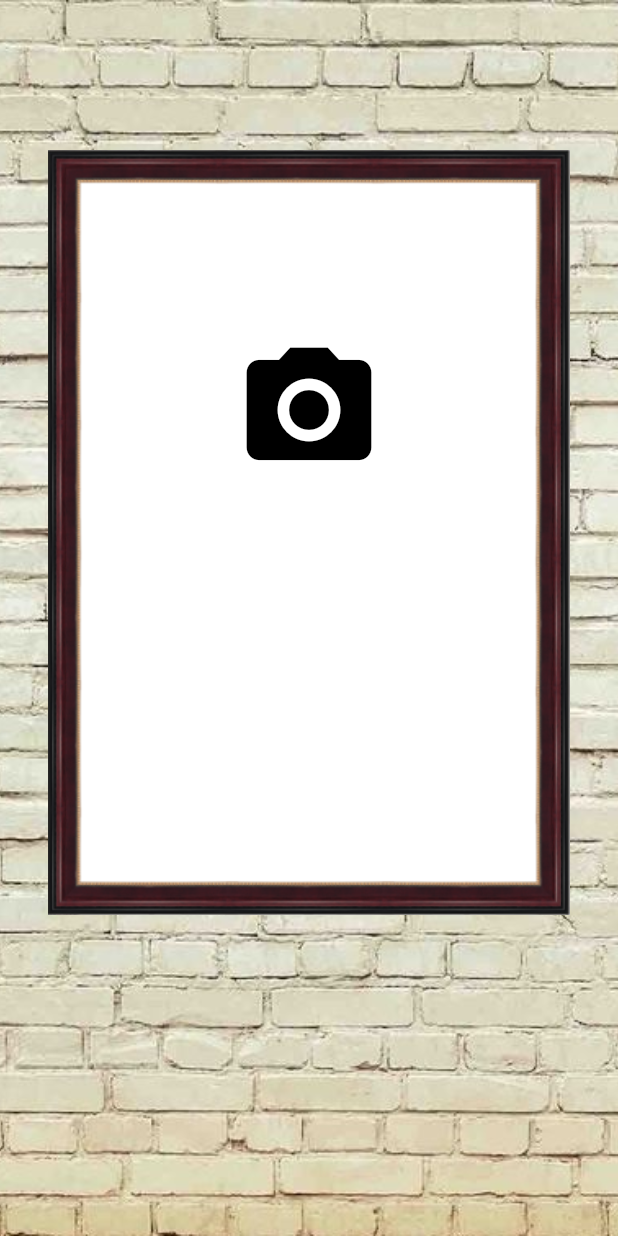
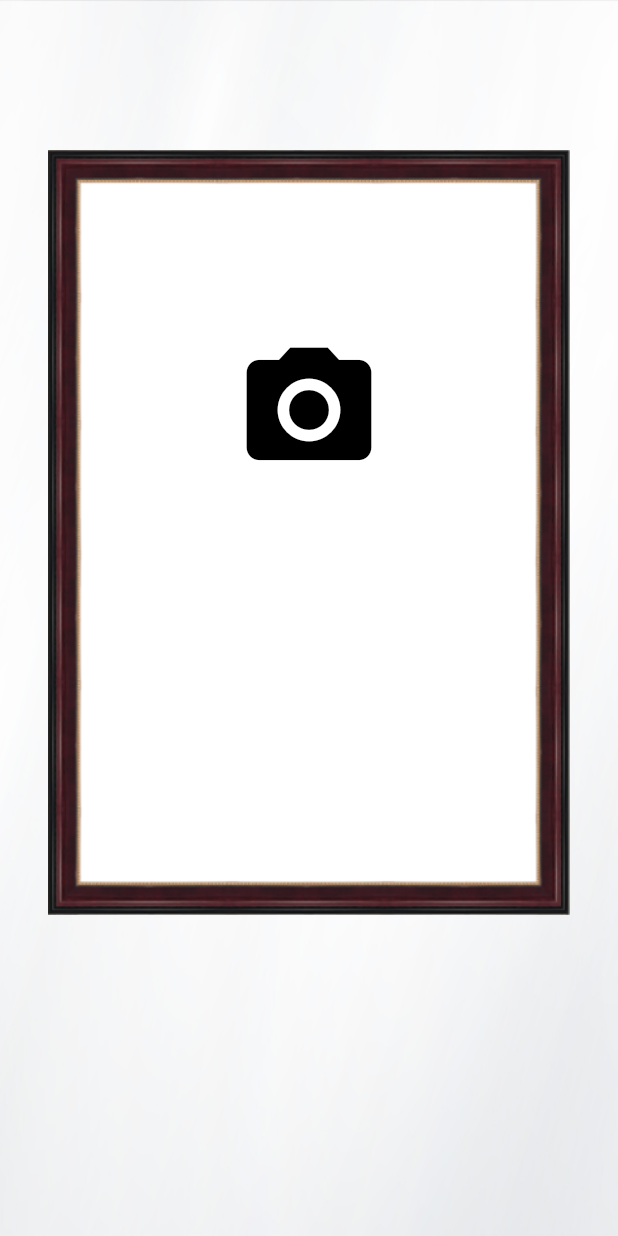
Before and after one commit to sw-woo/Flutter_tflite_classfication_songdo, a Flutter app: the screen it shows after launch, on a phone screen of 412 x 824 dp. Run offline on Flutter 3.47's test engine with Material 2 defaults, Android fonts, the phone set to English and light mode, and no system bars; our stand-ins replace image_picker; missing offline and left inert: google_mlkit_image_labeling.

Commit message:
최신 패키지로 수정

```diff
--- a/lib/main.dart
+++ b/lib/main.dart
@@ -2,8 +2,10 @@ import 'dart:io';
 import 'package:flutter/cupertino.dart';
 import 'package:flutter/material.dart';
 import 'package:google_mlkit_image_labeling/google_mlkit_image_labeling.dart';
-
 import 'package:image_picker/image_picker.dart';
+import 'package:flutter/services.dart';
+import 'package:path/path.dart';
+import 'package:path_provider/path_provider.dart';
 
 void main() {
   runApp(MyHomePage());
@@ -20,17 +22,15 @@ class _MyHomePageState extends State<MyHomePage> {
   File? _image;
   String result = '';
 
-  //TODO declare ImageLabeler
+  //TODO ImageLabeler 선언
   dynamic imageLabeler;
   @override
   void initState() {
-    // TODO: implement initState
+    // TODO: initState 생성
     super.initState();
     imagePicker = ImagePicker();
-    //TODO initialize labeler
-    final ImageLabelerOptions options =
-        ImageLabelerOptions(confidenceThreshold: 0.5);
-    imageLabeler = ImageLabeler(options: options);
+    //TODO labeler 초기화
+    createLabeler();
   }
 
   @override
@@ -39,7 +39,7 @@ class _MyHomePageState extends State<MyHomePage> {
     imageLabeler.close();
   }
 
-  //TODO capture image using camera
+  //TODO 카메라 기능을 사용하여 image capture 기능
   _imgFromCamera() async {
     XFile? pickedFile = await imagePicker.pickImage(source: ImageSource.camera);
     _image = File(pickedFile!.path);
@@ -49,7 +49,7 @@ class _MyHomePageState extends State<MyHomePage> {
     });
   }
 
-  //TODO choose image using gallery
+  //TODO gallery 에서 이미지 선택 기능
   _imgFromGallery() async {
     XFile? pickedFile =
         await imagePicker.pickImage(source: ImageSource.gallery);
@@ -61,32 +61,57 @@ class _MyHomePageState extends State<MyHomePage> {
     }
   }
 
-  //TODO image labeling code here
+  //TODO 다운 받은 모델 경로 지정 및 옵션 조절
+  createLabeler() async {
+    final modelPath = await getModelPath('assets/ml/efficientnet.tflite');
+    final options = LocalLabelerOptions(
+      confidenceThreshold: 0.1, //분류 정확도 기준치 10%이상 정확도만 나타나게 하는 파라메터
+      modelPath: modelPath,
+    );
+    imageLabeler = ImageLabeler(options: options);
+  }
+
+  //모델 파일 경로 및 읽어오는 기능
+  Future<String> getModelPath(String asset) async {
+    final path = '${(await getApplicationSupportDirectory()).path}/$asset';
+    await Directory(dirname(path)).create(recursive: true);
+    final file = File(path);
+    if (!await file.exists()) {
+      final byteData = await rootBundle.load(asset);
+      await file.writeAsBytes(byteData.buffer
+          .asUint8List(byteData.offsetInBytes, byteData.lengthInBytes));
+    }
+    return file.path;
+  }
+
+  //TODO 이미지 인식 및 라벨링 기능
   doImageLabeling() async {
     result = "";
     final inputImage = InputImage.fromFile(_image!);
     final List<ImageLabel> labels = await imageLabeler.processImage(inputImage);
+    print(labels);
     for (ImageLabel label in labels) {
       final String text = label.label;
       final int index = label.index;
       final double confidence = label.confidence;
-      result += "$text   ${confidence.toStringAsFixed(2)}\n";
+      result += "$text  ${confidence.toStringAsFixed(2)}\n";
     }
     setState(() {
       result;
     });
   }
 
+  //앱 디자인 부분
   @override
   Widget build(BuildContext context) {
     return MaterialApp(
       home: Container(
         decoration: const BoxDecoration(
           image: DecorationImage(
-              image: AssetImage('images/bg.jpg'), fit: BoxFit.cover),
+              image: AssetImage('images/SL.jpg'), fit: BoxFit.cover),
         ),
         child: Scaffold(
-          body:  SingleChildScrollView(
+          body: SingleChildScrollView(
             child: Column(
               children: [
                 const SizedBox(
@@ -107,7 +132,8 @@ class _MyHomePageState extends State<MyHomePage> {
                     Center(
                       child: ElevatedButton(
                         style: ElevatedButton.styleFrom(
-                              primary: Colors.transparent,
+                            backgroundColor:
+                                const Color.fromARGB(0, 84, 81, 81),
                             shadowColor: Colors.transparent),
                         onPressed: _imgFromGallery,
                         onLongPress: _imgFromCamera,
```
Also changed, not shown: pubspec.yaml (+6 -4 lines), images/SL.jpg (added), images/bg.jpg (deleted), pubspec.lock, 5 other files. Lines whose indentation alone changed are shown as unchanged.
